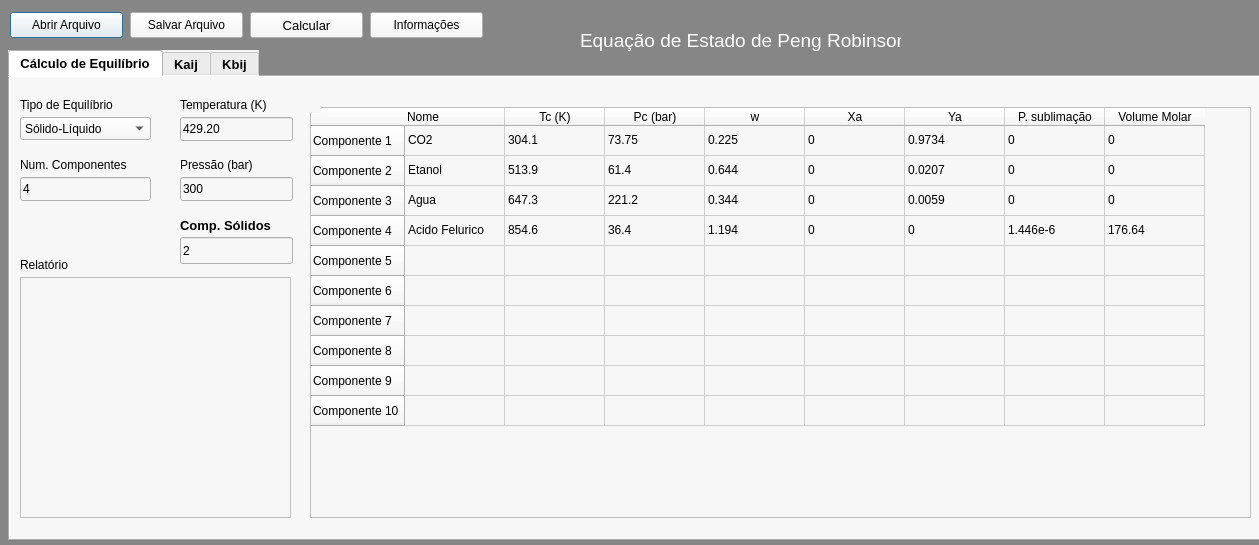
Above: calculoEquilibrio.ui from WilliamAraujo/calculo_de_equilibrio before the change. Below: the same form after it.
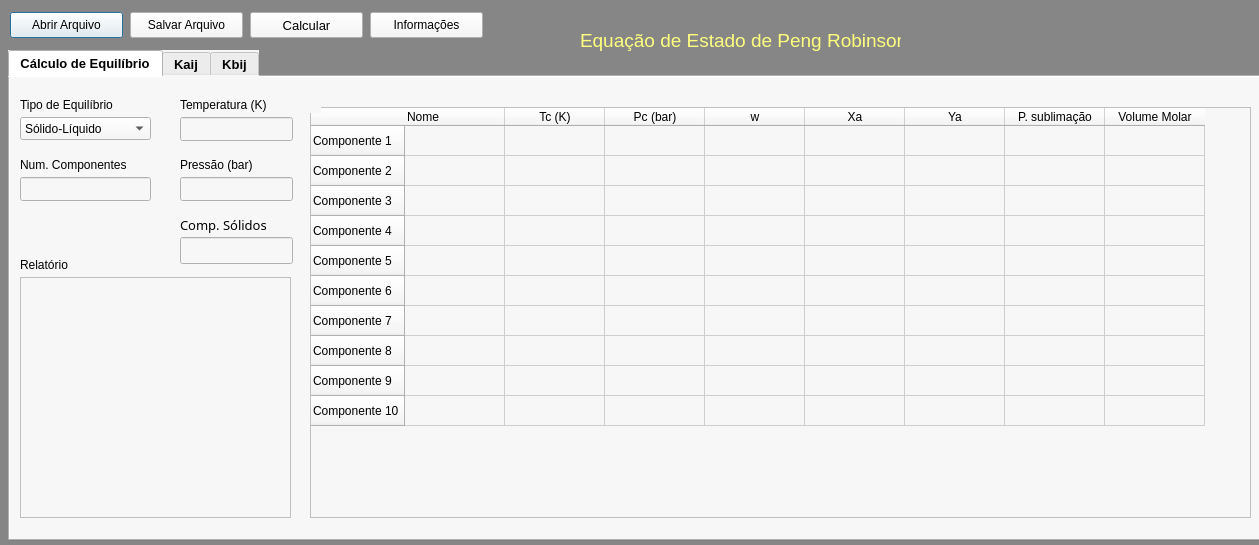
That is the form after the change. The open tabs and pages were chosen to show the change.

```diff
--- a/calculoEquilibrio.ui
+++ b/calculoEquilibrio.ui
@@ -580,162 +580,246 @@
      </column>
      <item row="0" column="0">
       <property name="text">
-       <string>CO2</string>
+       <string/>
       </property>
      </item>
      <item row="0" column="1">
       <property name="text">
-       <string>304.1</string>
+       <string/>
+      </property>
+      <property name="textAlignment">
+       <set>AlignHCenter|AlignVCenter|AlignCenter</set>
       </property>
      </item>
      <item row="0" column="2">
       <property name="text">
-       <string>73.75</string>
+       <string/>
+      </property>
+      <property name="textAlignment">
+       <set>AlignHCenter|AlignVCenter|AlignCenter</set>
       </property>
      </item>
      <item row="0" column="3">
       <property name="text">
-       <string>0.225</string>
+       <string/>
+      </property>
+      <property name="textAlignment">
+       <set>AlignHCenter|AlignVCenter|AlignCenter</set>
       </property>
      </item>
      <item row="0" column="4">
       <property name="text">
-       <string>0</string>
+       <string/>
+      </property>
+      <property name="textAlignment">
+       <set>AlignHCenter|AlignVCenter|AlignCenter</set>
       </property>
      </item>
      <item row="0" column="5">
       <property name="text">
-       <string>0.9734</string>
+       <string/>
+      </property>
+      <property name="textAlignment">
+       <set>AlignHCenter|AlignVCenter|AlignCenter</set>
       </property>
      </item>
      <item row="0" column="6">
       <property name="text">
-       <string>0</string>
+       <string/>
+      </property>
+      <property name="textAlignment">
+       <set>AlignHCenter|AlignVCenter|AlignCenter</set>
       </property>
      </item>
      <item row="0" column="7">
       <property name="text">
-       <string>0</string>
+       <string/>
+      </property>
+      <property name="textAlignment">
+       <set>AlignHCenter|AlignVCenter|AlignCenter</set>
       </property>
      </item>
      <item row="1" column="0">
       <property name="text">
-       <string>Etanol</string>
+       <string/>
       </property>
      </item>
      <item row="1" column="1">
       <property name="text">
-       <string>513.9</string>
+       <string/>
+      </property>
+      <property name="textAlignment">
+       <set>AlignHCenter|AlignVCenter|AlignCenter</set>
       </property>
      </item>
      <item row="1" column="2">
       <property name="text">
-       <string>61.4</string>
+       <string/>
+      </property>
+      <property name="textAlignment">
+       <set>AlignHCenter|AlignVCenter|AlignCenter</set>
       </property>
      </item>
      <item row="1" column="3">
       <property name="text">
-       <string>0.644</string>
+       <string/>
+      </property>
+      <property name="textAlignment">
+       <set>AlignHCenter|AlignVCenter|AlignCenter</set>
       </property>
      </item>
      <item row="1" column="4">
       <property name="text">
-       <string>0</string>
+       <string/>
+      </property>
+      <property name="textAlignment">
+       <set>AlignHCenter|AlignVCenter|AlignCenter</set>
       </property>
      </item>
      <item row="1" column="5">
       <property name="text">
-       <string>0.0207</string>
+       <string/>
+      </property>
+      <property name="textAlignment">
+       <set>AlignHCenter|AlignVCenter|AlignCenter</set>
       </property>
      </item>
      <item row="1" column="6">
       <property name="text">
-       <string>0</string>
+       <string/>
+      </property>
+      <property name="textAlignment">
+       <set>AlignHCenter|AlignVCenter|AlignCenter</set>
       </property>
      </item>
      <item row="1" column="7">
       <property name="text">
-       <string>0</string>
+       <string/>
+      </property>
+      <property name="textAlignment">
+       <set>AlignHCenter|AlignVCenter|AlignCenter</set>
       </property>
      </item>
      <item row="2" column="0">
       <property name="text">
-       <string>Agua</string>
+       <string/>
       </property>
      </item>
      <item row="2" column="1">
       <property name="text">
-       <string>647.3</string>
+       <string/>
+      </property>
+      <property name="textAlignment">
+       <set>AlignHCenter|AlignVCenter|AlignCenter</set>
       </property>
      </item>
      <item row="2" column="2">
       <property name="text">
-       <string>221.2</string>
+       <string/>
+      </property>
+      <property name="textAlignment">
+       <set>AlignHCenter|AlignVCenter|AlignCenter</set>
       </property>
      </item>
      <item row="2" column="3">
       <property name="text">
-       <string>0.344</string>
+       <string/>
+      </property>
+      <property name="textAlignment">
+       <set>AlignHCenter|AlignVCenter|AlignCenter</set>
       </property>
      </item>
      <item row="2" column="4">
       <property name="text">
-       <string>0</string>
+       <string/>
+      </property>
+      <property name="textAlignment">
+       <set>AlignHCenter|AlignVCenter|AlignCenter</set>
       </property>
      </item>
      <item row="2" column="5">
       <property name="text">
-       <string>0.0059</string>
+       <string/>
+      </property>
+      <property name="textAlignment">
+       <set>AlignHCenter|AlignVCenter|AlignCenter</set>
       </property>
      </item>
      <item row="2" column="6">
       <property name="text">
-       <string>0</string>
+       <string/>
+      </property>
+      <property name="textAlignment">
+       <set>AlignHCenter|AlignVCenter|AlignCenter</set>
       </property>
      </item>
      <item row="2" column="7">
       <property name="text">
-       <string>0</string>
+       <string/>
+      </property>
+      <property name="textAlignment">
+       <set>AlignHCenter|AlignVCenter|AlignCenter</set>
       </property>
      </item>
      <item row="3" column="0">
       <property name="text">
-       <string>Acido Felurico</string>
+       <string/>
       </property>
      </item>
      <item row="3" column="1">
       <property name="text">
-       <string>854.6</string>
+       <string/>
+      </property>
+      <property name="textAlignment">
+       <set>AlignHCenter|AlignVCenter|AlignCenter</set>
       </property>
      </item>
      <item row="3" column="2">
       <property name="text">
-       <string>36.4</string>
+       <string/>
+      </property>
+      <property name="textAlignment">
+       <set>AlignHCenter|AlignVCenter|AlignCenter</set>
       </property>
      </item>
      <item row="3" column="3">
       <property name="text">
-       <string>1.194</string>
+       <string/>
+      </property>
+      <property name="textAlignment">
+       <set>AlignHCenter|AlignVCenter|AlignCenter</set>
       </property>
      </item>
      <item row="3" column="4">
       <property name="text">
-       <string>0</string>
+       <string/>
+      </property>
+      <property name="textAlignment">
+       <set>AlignHCenter|AlignVCenter|AlignCenter</set>
       </property>
      </item>
      <item row="3" column="5">
       <property name="text">
-       <string>0</string>
+       <string/>
+      </property>
+      <property name="textAlignment">
+       <set>AlignHCenter|AlignVCenter|AlignCenter</set>
       </property>
      </item>
      <item row="3" column="6">
       <property name="text">
-       <string>1.446e-6</string>
+       <string/>
+      </property>
+      <property name="textAlignment">
+       <set>AlignHCenter|AlignVCenter|AlignCenter</set>
       </property>
      </item>
      <item row="3" column="7">
       <property name="text">
-       <string>176.64</string>
+       <string/>
+      </property>
+      <property name="textAlignment">
+       <set>AlignHCenter|AlignVCenter|AlignCenter</set>
       </property>
      </item>
      <item row="4" column="0">
@@ -743,6 +827,216 @@
        <string/>
       </property>
      </item>
+     <item row="4" column="1">
+      <property name="textAlignment">
+       <set>AlignHCenter|AlignVCenter|AlignCenter</set>
+      </property>
+     </item>
+     <item row="4" column="2">
+      <property name="textAlignment">
+       <set>AlignHCenter|AlignVCenter|AlignCenter</set>
+      </property>
+     </item>
+     <item row="4" column="3">
+      <property name="textAlignment">
+       <set>AlignHCenter|AlignVCenter|AlignCenter</set>
+      </property>
+     </item>
+     <item row="4" column="4">
+      <property name="textAlignment">
+       <set>AlignHCenter|AlignVCenter|AlignCenter</set>
+      </property>
+     </item>
+     <item row="4" column="5">
+      <property name="textAlignment">
+       <set>AlignHCenter|AlignVCenter|AlignCenter</set>
+      </property>
+     </item>
+     <item row="4" column="6">
+      <property name="textAlignment">
+       <set>AlignHCenter|AlignVCenter|AlignCenter</set>
+      </property>
+     </item>
+     <item row="4" column="7">
+      <property name="textAlignment">
+       <set>AlignHCenter|AlignVCenter|AlignCenter</set>
+      </property>
+     </item>
+     <item row="5" column="1">
+      <property name="textAlignment">
+       <set>AlignHCenter|AlignVCenter|AlignCenter</set>
+      </property>
+     </item>
+     <item row="5" column="2">
+      <property name="textAlignment">
+       <set>AlignHCenter|AlignVCenter|AlignCenter</set>
+      </property>
+     </item>
+     <item row="5" column="3">
+      <property name="textAlignment">
+       <set>AlignHCenter|AlignVCenter|AlignCenter</set>
+      </property>
+     </item>
+     <item row="5" column="4">
+      <property name="textAlignment">
+       <set>AlignHCenter|AlignVCenter|AlignCenter</set>
+      </property>
+     </item>
+     <item row="5" column="5">
+      <property name="textAlignment">
+       <set>AlignHCenter|AlignVCenter|AlignCenter</set>
+      </property>
+     </item>
+     <item row="5" column="6">
+      <property name="textAlignment">
+       <set>AlignHCenter|AlignVCenter|AlignCenter</set>
+      </property>
+     </item>
+     <item row="5" column="7">
+      <property name="textAlignment">
+       <set>AlignHCenter|AlignVCenter|AlignCenter</set>
+      </property>
+     </item>
+     <item row="6" column="1">
+      <property name="textAlignment">
+       <set>AlignHCenter|AlignVCenter|AlignCenter</set>
+      </property>
+     </item>
+     <item row="6" column="2">
+      <property name="textAlignment">
+       <set>AlignHCenter|AlignVCenter|AlignCenter</set>
+      </property>
+     </item>
+     <item row="6" column="3">
+      <property name="textAlignment">
+       <set>AlignHCenter|AlignVCenter|AlignCenter</set>
+      </property>
+     </item>
+     <item row="6" column="4">
+      <property name="textAlignment">
+       <set>AlignHCenter|AlignVCenter|AlignCenter</set>
+      </property>
+     </item>
+     <item row="6" column="5">
+      <property name="textAlignment">
+       <set>AlignHCenter|AlignVCenter|AlignCenter</set>
+      </property>
+     </item>
+     <item row="6" column="6">
+      <property name="textAlignment">
+       <set>AlignHCenter|AlignVCenter|AlignCenter</set>
+      </property>
+     </item>
+     <item row="6" column="7">
+      <property name="textAlignment">
+       <set>AlignHCenter|AlignVCenter|AlignCenter</set>
+      </property>
+     </item>
+     <item row="7" column="1">
+      <property name="textAlignment">
+       <set>AlignHCenter|AlignVCenter|AlignCenter</set>
+      </property>
+     </item>
+     <item row="7" column="2">
+      <property name="textAlignment">
+       <set>AlignHCenter|AlignVCenter|AlignCenter</set>
+      </property>
+     </item>
+     <item row="7" column="3">
+      <property name="textAlignment">
+       <set>AlignHCenter|AlignVCenter|AlignCenter</set>
+      </property>
+     </item>
+     <item row="7" column="4">
+      <property name="textAlignment">
+       <set>AlignHCenter|AlignVCenter|AlignCenter</set>
+      </property>
+     </item>
+     <item row="7" column="5">
+      <property name="textAlignment">
+       <set>AlignHCenter|AlignVCenter|AlignCenter</set>
+      </property>
+     </item>
+     <item row="7" column="6">
+      <property name="textAlignment">
+       <set>AlignHCenter|AlignVCenter|AlignCenter</set>
+      </property>
+     </item>
+     <item row="7" column="7">
+      <property name="textAlignment">
+       <set>AlignHCenter|AlignVCenter|AlignCenter</set>
+      </property>
+     </item>
+     <item row="8" column="1">
+      <property name="textAlignment">
+       <set>AlignHCenter|AlignVCenter|AlignCenter</set>
+      </property>
+     </item>
+     <item row="8" column="2">
+      <property name="textAlignment">
+       <set>AlignHCenter|AlignVCenter|AlignCenter</set>
+      </property>
+     </item>
+     <item row="8" column="3">
+      <property name="textAlignment">
+       <set>AlignHCenter|AlignVCenter|AlignCenter</set>
+      </property>
+     </item>
+     <item row="8" column="4">
+      <property name="textAlignment">
+       <set>AlignHCenter|AlignVCenter|AlignCenter</set>
+      </property>
+     </item>
+     <item row="8" column="5">
+      <property name="textAlignment">
+       <set>AlignHCenter|AlignVCenter|AlignCenter</set>
+      </property>
+     </item>
+     <item row="8" column="6">
+      <property name="textAlignment">
+       <set>AlignHCenter|AlignVCenter|AlignCenter</set>
+      </property>
+     </item>
+     <item row="8" column="7">
+      <property name="textAlignment">
+       <set>AlignHCenter|AlignVCenter|AlignCenter</set>
+      </property>
+     </item>
+     <item row="9" column="1">
+      <property name="textAlignment">
+       <set>AlignHCenter|AlignVCenter|AlignCenter</set>
+      </property>
+     </item>
+     <item row="9" column="2">
+      <property name="textAlignment">
+       <set>AlignHCenter|AlignVCenter|AlignCenter</set>
+      </property>
+     </item>
+     <item row="9" column="3">
+      <property name="textAlignment">
+       <set>AlignHCenter|AlignVCenter|AlignCenter</set>
+      </property>
+     </item>
+     <item row="9" column="4">
+      <property name="textAlignment">
+       <set>AlignHCenter|AlignVCenter|AlignCenter</set>
+      </property>
+     </item>
+     <item row="9" column="5">
+      <property name="textAlignment">
+       <set>AlignHCenter|AlignVCenter|AlignCenter</set>
+      </property>
+     </item>
+     <item row="9" column="6">
+      <property name="textAlignment">
+       <set>AlignHCenter|AlignVCenter|AlignCenter</set>
+      </property>
+     </item>
+     <item row="9" column="7">
+      <property name="textAlignment">
+       <set>AlignHCenter|AlignVCenter|AlignCenter</set>
+      </property>
+     </item>
     </widget>
     <widget class="QComboBox" name="comboBox_TipoEquilibrio">
      <property name="geometry">
@@ -791,7 +1085,10 @@
       </rect>
      </property>
      <property name="text">
-      <string>429.20</string>
+      <string/>
+     </property>
+     <property name="alignment">
+      <set>Qt::AlignCenter</set>
      </property>
     </widget>
     <widget class="QLineEdit" name="lineEdit_Pressao">
@@ -804,7 +1101,10 @@
       </rect>
      </property>
      <property name="text">
-      <string>300</string>
+      <string/>
+     </property>
+     <property name="alignment">
+      <set>Qt::AlignCenter</set>
      </property>
     </widget>
     <widget class="QLabel" name="label_NumeroComponentes">
@@ -897,7 +1197,10 @@
       </rect>
      </property>
      <property name="text">
-      <string>4</string>
+      <string/>
+     </property>
+     <property name="alignment">
+      <set>Qt::AlignCenter</set>
      </property>
     </widget>
     <widget class="QListWidget" name="listWidget_Relatorio">
@@ -920,7 +1223,10 @@
       </rect>
      </property>
      <property name="text">
-      <string>2</string>
+      <string/>
+     </property>
+     <property name="alignment">
+      <set>Qt::AlignCenter</set>
      </property>
     </widget>
     <widget class="QLabel" name="label_ComponentesSolidos">
@@ -934,9 +1240,10 @@
      </property>
      <property name="font">
       <font>
+       <family>Sans Serif</family>
        <pointsize>10</pointsize>
-       <weight>75</weight>
-       <bold>true</bold>
+       <weight>50</weight>
+       <bold>false</bold>
       </font>
      </property>
      <property name="text">
@@ -2336,14 +2643,13 @@
     <font>
      <family>MS Shell Dlg 2</family>
      <pointsize>14</pointsize>
-     <weight>9</weight>
+     <weight>50</weight>
      <italic>false</italic>
      <bold>false</bold>
     </font>
    </property>
    <property name="styleSheet">
-    <string notr="true">font: 75 14pt &quot;MS Shell Dlg 2&quot;;
-color: rgb(255,255,255);</string>
+    <string notr="true">color: rgb(255, 255, 127);</string>
    </property>
    <property name="text">
     <string>Equação de Estado de Peng Robinson</string>
```
Left out of the diff: 359 changed lines with no effect on the pictures.
